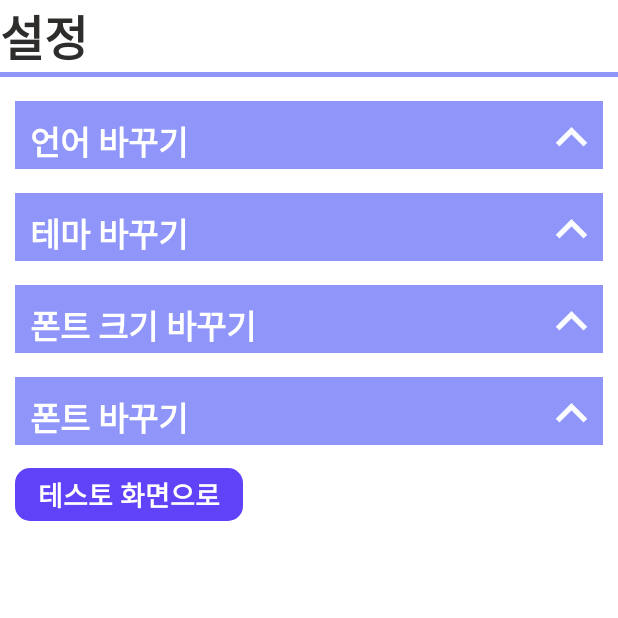
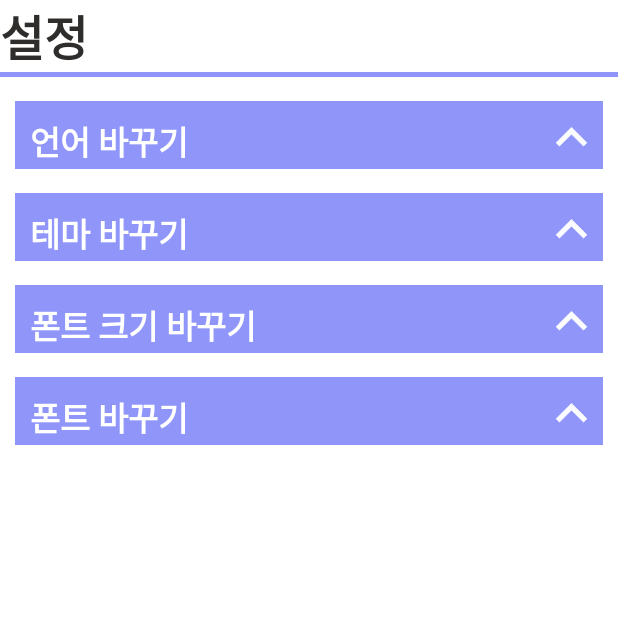
Before and after one commit to MunkiJeon/troll2s_Project, an Android app: the screen it shows after launch (OptionActivity), on a phone screen of 412 x 824 dp, the top half of it. Run offline under Robolectric (Android 15) with nearby library versions, the phone set to English and light mode, and no system bars.

Commit message:
테스트 코드 삭제

```diff
--- a/app/src/main/AndroidManifest.xml
+++ b/app/src/main/AndroidManifest.xml
@@ -13,12 +13,6 @@
         android:theme="@style/Base.Theme.Trolls.Font_normal"
         tools:targetApi="31">
         <activity
-            android:name=".BaseActivity"
-            android:exported="false" />
-        <activity
-            android:name=".TestActivity"
-            android:exported="false" />
-        <activity
             android:name=".OptionActivity"
             android:exported="true">
             <intent-filter>
--- a/app/src/main/java/com/example/trolls/OptionActivity.kt
+++ b/app/src/main/java/com/example/trolls/OptionActivity.kt
@@ -178,10 +178,6 @@ class OptionActivity : AppCompatActivity() {
         fontBBtn.setOnClickListener {
 
         }
-        findViewById<Button>(R.id.test_btn).setOnClickListener {
-            val intent = Intent(this, TestActivity::class.java)
-            startActivity(intent)
-        }
     }
     private fun adjustFontSize(fontSize: FontSize) {
         val configuration= this.resources.configuration
--- a/app/src/main/res/layout/activity_option.xml
+++ b/app/src/main/res/layout/activity_option.xml
@@ -488,20 +488,4 @@
         </androidx.constraintlayout.widget.ConstraintLayout>
     </androidx.constraintlayout.widget.ConstraintLayout>
 
-
-    <Button
-        android:id="@+id/test_btn"
-        android:layout_width="wrap_content"
-        android:layout_height="wrap_content"
-
-        app:layout_constraintTop_toBottomOf="@+id/change_font_box"
-        app:layout_constraintStart_toStartOf="parent"
-
-        android:layout_marginTop="15dp"
-        android:layout_marginStart="10dp"
-
-        android:text="@string/to_test_btn"
-        android:textSize="18sp"
-        />
-
 </androidx.constraintlayout.widget.ConstraintLayout>
--- a/app/src/main/res/values/strings.xml
+++ b/app/src/main/res/values/strings.xml
@@ -19,7 +19,4 @@
     <string name="change_font_a">폰트 A</string>
     <string name="change_font_b">폰트 B</string>
 
-    <string name="to_test_btn">테스토 화면으로</string>
-    <string name="test_text">테스트</string>
-
 </resources>
--- a/app/src/main/res/values/themes.xml
+++ b/app/src/main/res/values/themes.xml
@@ -14,6 +14,4 @@
         <item name="sizeSubtitleText">22sp</item>
         <item name="sizeBodyText">18sp</item>
     </style>
-
-
 </resources>
```
Also changed, not shown: app/src/main/java/com/example/trolls/TestActivity.kt (deleted, +0 -20 lines), app/src/main/res/layout/activity_test.xml (deleted, +0 -25 lines), 2 other files.
